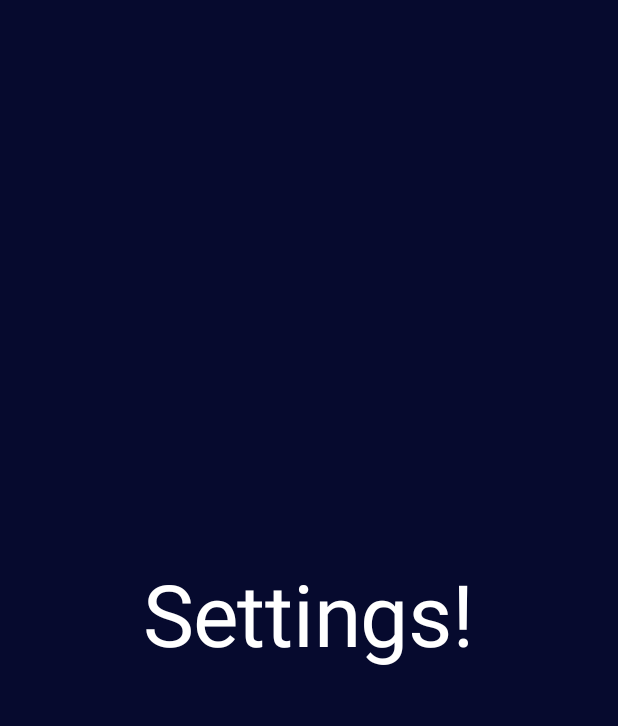
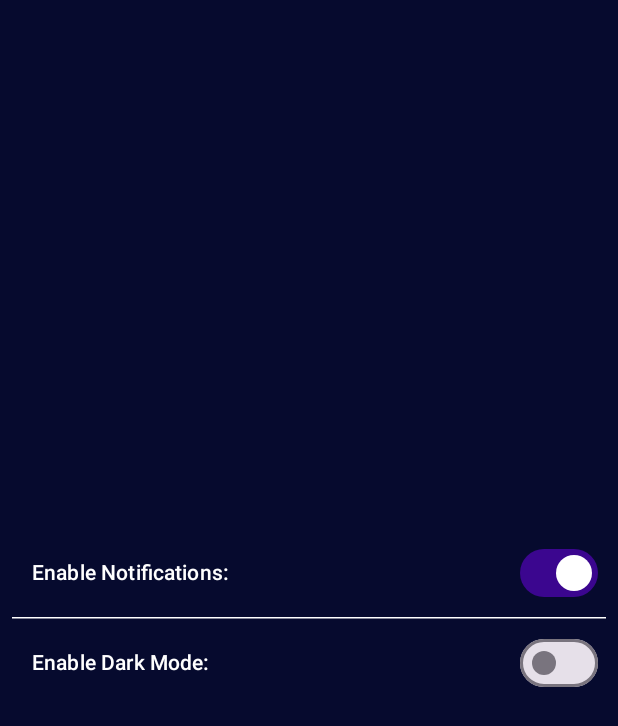
Before and after one commit to arthurmilner01/mobile-applications, an Android app built with Jetpack Compose: the SettingsScreen screen opened through its navigation route, on a phone screen of 412 x 824 dp. Shown: the top 726 px of the screen. Run offline under Robolectric (Android 15) with nearby library versions, the phone set to English and light mode, and no system bars; libraries missing offline, so code that uses them is left out: com.google.android.gms.

Commit message:
Added settings, need to make functional

```diff
--- a/FilmSwipe App/app/src/main/java/com/example/filmswipe/MainActivity.kt
+++ b/FilmSwipe App/app/src/main/java/com/example/filmswipe/MainActivity.kt
@@ -40,6 +40,8 @@ import com.example.filmswipe.ui.theme.FilmSwipeTheme
 import androidx.compose.foundation.Image
 import androidx.compose.foundation.border
 import androidx.compose.foundation.layout.Box
+import androidx.compose.foundation.layout.Row
+import androidx.compose.foundation.layout.Spacer
 import androidx.compose.foundation.shape.CircleShape
 import androidx.compose.foundation.shape.RoundedCornerShape
 import androidx.compose.material.icons.automirrored.filled.ArrowBack
@@ -54,12 +56,14 @@ import androidx.compose.material3.ButtonDefaults
 import androidx.compose.material3.Card
 import androidx.compose.material3.CardDefaults
 import androidx.compose.material3.ExperimentalMaterial3Api
+import androidx.compose.material3.HorizontalDivider
 import androidx.compose.material3.Icon
 import androidx.compose.material3.IconButton
 import androidx.compose.material3.MaterialTheme
 import androidx.compose.material3.NavigationBar
 import androidx.compose.material3.NavigationBarDefaults
 import androidx.compose.material3.NavigationBarItem
+import androidx.compose.material3.Switch
 import androidx.compose.material3.TextField
 import androidx.compose.material3.TopAppBar
 import androidx.compose.material3.TopAppBarDefaults
@@ -258,11 +262,38 @@ fun SettingsScreen(navController:NavController,appViewModel:AppViewModel, modifi
         verticalArrangement = Arrangement.Center,
         modifier = Modifier.fillMaxSize()
     ) {
-        Text(
-            text = "Settings!",
-            modifier = modifier,
-            style=MaterialTheme.typography.displayLarge
-        )
+        Row(modifier=Modifier
+            .padding(5.dp),
+            verticalAlignment = Alignment.CenterVertically)
+        {
+            Text(text = "Enable Notifications:",
+                modifier = modifier,
+                style=MaterialTheme.typography.labelLarge)
+            Spacer(modifier=Modifier
+                .weight(1f))
+            Switch(
+                checked = appUiState.enableNotifs,
+                onCheckedChange = { appViewModel.updateNotifSetting(it) }
+            )
+        }
+
+        HorizontalDivider(color = MaterialTheme.colorScheme.onBackground, thickness = 1.dp)
+
+        Row(modifier=Modifier
+            .padding(5.dp),
+            verticalAlignment = Alignment.CenterVertically)
+        {
+            Text(text = "Enable Dark Mode:",
+                modifier = modifier,
+                style=MaterialTheme.typography.labelLarge)
+            Spacer(modifier=Modifier
+                .weight(1f))
+            Switch(
+                checked = appUiState.darkMode,
+                onCheckedChange = { appViewModel.updateDarkModeSetting(it) }
+            )
+        }
+
     }
 }
 
--- a/FilmSwipe App/app/src/main/java/com/example/filmswipe/model/AppUiState.kt
+++ b/FilmSwipe App/app/src/main/java/com/example/filmswipe/model/AppUiState.kt
@@ -6,5 +6,7 @@ data class AppUiState(
     val loggedInEmail:String = "",
     val loggedInUsername:String = "",
     val navSelectedItem:Int = 0,
-    val navScreenTitle:String = ""
+    val navScreenTitle:String = "",
+    val enableNotifs:Boolean = true,
+    val darkMode:Boolean = false
 )
--- a/FilmSwipe App/app/src/main/java/com/example/filmswipe/model/AppViewModel.kt
+++ b/FilmSwipe App/app/src/main/java/com/example/filmswipe/model/AppViewModel.kt
@@ -52,6 +52,26 @@ class AppViewModel: ViewModel() {
         }
     }
 
+    //Settings page funcs
+
+    fun updateNotifSetting(notifCheckInput: Boolean){
+        //TODO: Make this actually change notif settings on phone
+        _uiState.update{
+                currentState -> currentState.copy(
+            enableNotifs =  notifCheckInput
+        )
+        }
+    }
+
+    fun updateDarkModeSetting(darkModeInput: Boolean){
+        //TODO: Make this set dark mode on/off
+        _uiState.update{
+                currentState -> currentState.copy(
+            darkMode =  darkModeInput
+        )
+        }
+    }
+
     //Top bar funcs
 
     //Used to map nav host title to the displayed title
```
